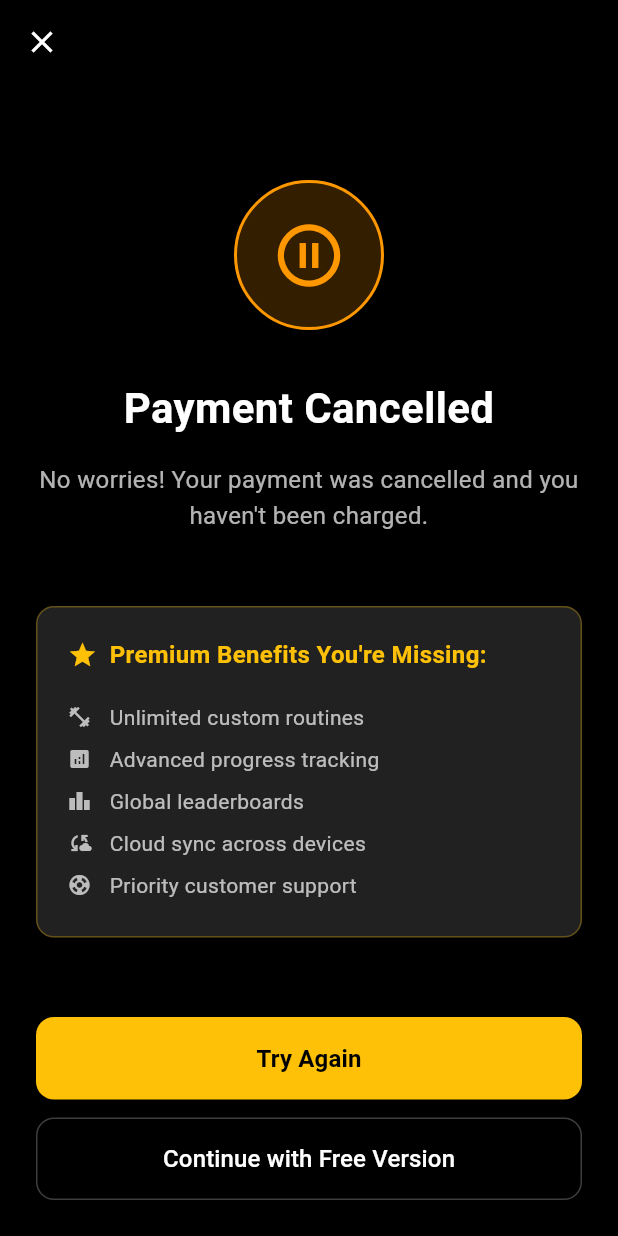
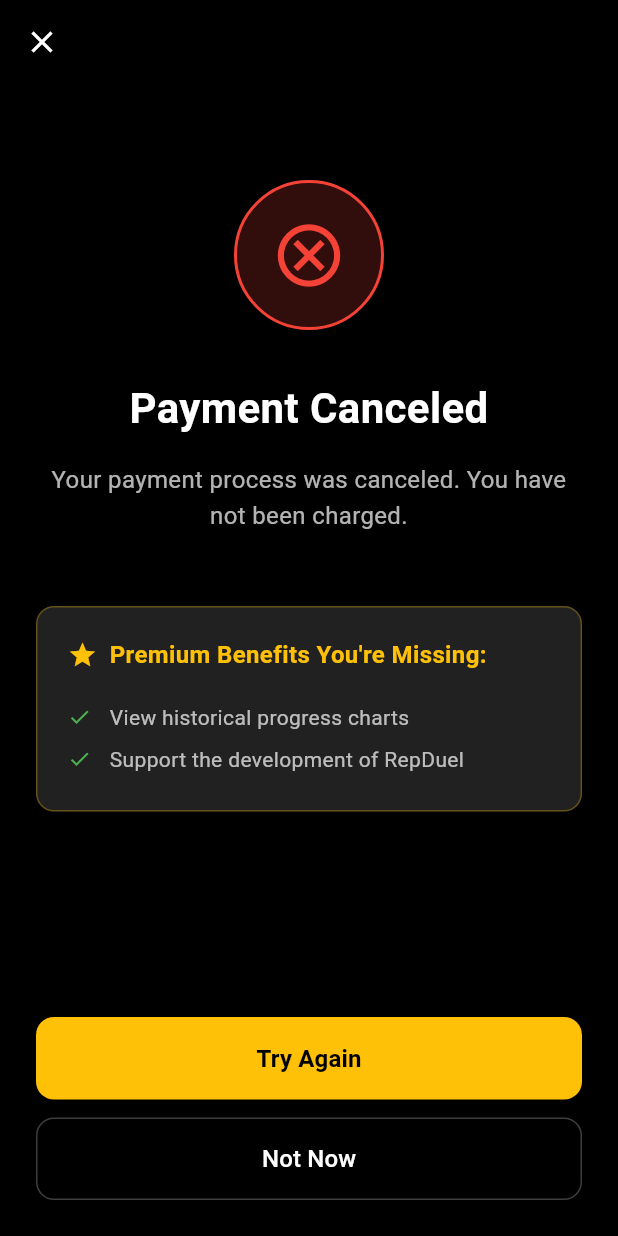
Before and after one commit to RepDuel/RepDuel, a Flutter app: the PaymentCancelScreen screen opened by its route, on a phone screen of 412 x 824 dp. Run offline on Flutter 3.47's test engine with Material 3 defaults, Android fonts, the phone set to English and light mode, and no system bars; our stand-ins replace dio, fl_chart, flutter_dotenv, flutter_riverpod, flutter_svg, go_router and 4 more; missing offline and left inert: flutter_stripe, purchases_flutter; accounts and stored records are empty; project files that could hold a hidden picture were left out.

Commit message:
refactor(routing): Standardize payment and subscription flow
Implements industry-standard navigation for the subscription and payment
process to resolve routing inconsistencies and user dead-ends.

- Centralizes payment routes (`/subscribe`, `/payment-success`,
  `/payment-cancel`) under a single top-level route group in `app_router.dart`
  for consistent URL paths.

- Modifies `stripe_provider.dart` to generate static, absolute redirect
  URLs for Stripe Checkout, preventing invalid redirect errors.

- Updates entry points (`settings_screen.dart`, `paywall_lock.dart` usage)
  to use `context.push()` to enter the subscription flow modally,
  preserving navigation history.

- Refactors exit points (`payment_success_screen.dart`,
  `payment_cancel_screen.dart`) to use `context.go()` for a clean
  and predictable exit, clearing the payment flow from the stack.

```diff
--- a/frontend/lib/features/premium/screens/payment_cancel_screen.dart
+++ b/frontend/lib/features/premium/screens/payment_cancel_screen.dart
@@ -1,25 +1,20 @@
-// frontend/lib/features/premium/screens/payment_cancel_screen.dart
-
 import 'package:flutter/material.dart';
-import 'package:flutter_riverpod/flutter_riverpod.dart';
 import 'package:go_router/go_router.dart';
 
-class PaymentCancelScreen extends ConsumerWidget {
+class PaymentCancelScreen extends StatelessWidget {
   const PaymentCancelScreen({super.key});
 
   @override
-  Widget build(BuildContext context, WidgetRef ref) {
-    Color withOpacity(Color color, double opacity) =>
-        color.withAlpha((opacity * 255).round());
-
+  Widget build(BuildContext context) {
     return Scaffold(
       backgroundColor: Colors.black,
       appBar: AppBar(
         backgroundColor: Colors.transparent,
         elevation: 0,
+        // The close button provides a clean exit from the payment flow.
         leading: IconButton(
           icon: const Icon(Icons.close, color: Colors.white),
-          onPressed: () => _navigateToSubscription(context),
+          onPressed: () => context.go('/profile'),
         ),
       ),
       body: SafeArea(
@@ -33,13 +28,13 @@ class PaymentCancelScreen extends ConsumerWidget {
                     mainAxisAlignment: MainAxisAlignment.center,
                     children: [
                       const SizedBox(height: 40),
-                      _buildCancelIcon(withOpacity),
+                      _buildCancelIcon(),
                       const SizedBox(height: 32),
                       _buildTitle(),
                       const SizedBox(height: 16),
                       _buildDescription(),
                       const SizedBox(height: 48),
-                      _buildBenefitsReminder(withOpacity),
+                      _buildBenefitsReminder(),
                       const SizedBox(height: 40),
                     ],
                   ),
@@ -53,21 +48,18 @@ class PaymentCancelScreen extends ConsumerWidget {
     );
   }
 
-  Widget _buildCancelIcon(Color Function(Color, double) withOpacity) {
+  Widget _buildCancelIcon() {
     return Container(
       width: 100,
       height: 100,
       decoration: BoxDecoration(
-        color: withOpacity(Colors.orange, 0.2),
+        color: Colors.red.withAlpha(51),
         shape: BoxShape.circle,
-        border: Border.all(
-          color: Colors.orange,
-          width: 2,
-        ),
+        border: Border.all(color: Colors.red, width: 2),
       ),
       child: const Icon(
-        Icons.pause_circle_outline,
-        color: Colors.orange,
+        Icons.cancel_outlined,
+        color: Colors.red,
         size: 50,
       ),
     );
@@ -75,91 +67,63 @@ class PaymentCancelScreen extends ConsumerWidget {
 
   Widget _buildTitle() {
     return const Text(
-      'Payment Cancelled',
+      'Payment Canceled',
       style: TextStyle(
-        color: Colors.white,
-        fontSize: 28,
-        fontWeight: FontWeight.bold,
-      ),
+          color: Colors.white, fontSize: 28, fontWeight: FontWeight.bold),
       textAlign: TextAlign.center,
     );
   }
 
   Widget _buildDescription() {
     return const Text(
-      'No worries! Your payment was cancelled and you haven\'t been charged.',
-      style: TextStyle(
-        color: Colors.white70,
-        fontSize: 16,
-        height: 1.5,
-      ),
+      'Your payment process was canceled. You have not been charged.',
+      style: TextStyle(color: Colors.white70, fontSize: 16, height: 1.5),
       textAlign: TextAlign.center,
     );
   }
 
-  Widget _buildBenefitsReminder(Color Function(Color, double) withOpacity) {
+  Widget _buildBenefitsReminder() {
     return Container(
       padding: const EdgeInsets.all(20),
       decoration: BoxDecoration(
         color: Colors.grey[900],
         borderRadius: BorderRadius.circular(12),
-        border: Border.all(
-          color: withOpacity(Colors.amber, 0.3),
-          width: 1,
-        ),
+        border: Border.all(color: Colors.amber.withAlpha(77), width: 1),
       ),
       child: Column(
         crossAxisAlignment: CrossAxisAlignment.start,
         children: [
-          Row(
+          const Row(
             children: [
-              const Icon(
-                Icons.star,
-                color: Colors.amber,
-                size: 20,
-              ),
-              const SizedBox(width: 8),
-              const Text(
+              Icon(Icons.star, color: Colors.amber, size: 20),
+              SizedBox(width: 8),
+              Text(
                 'Premium Benefits You\'re Missing:',
                 style: TextStyle(
-                  color: Colors.amber,
-                  fontSize: 16,
-                  fontWeight: FontWeight.w600,
-                ),
+                    color: Colors.amber,
+                    fontSize: 16,
+                    fontWeight: FontWeight.w600),
               ),
             ],
           ),
           const SizedBox(height: 16),
-          _buildBenefitItem(Icons.fitness_center, 'Unlimited custom routines'),
-          _buildBenefitItem(Icons.analytics, 'Advanced progress tracking'),
-          _buildBenefitItem(Icons.leaderboard, 'Global leaderboards'),
-          _buildBenefitItem(Icons.cloud_sync, 'Cloud sync across devices'),
-          _buildBenefitItem(Icons.support, 'Priority customer support'),
+          _buildBenefitItem('View historical progress charts'),
+          _buildBenefitItem('Support the development of RepDuel'),
         ],
       ),
     );
   }
 
-  Widget _buildBenefitItem(IconData icon, String text) {
+  Widget _buildBenefitItem(String text) {
     return Padding(
       padding: const EdgeInsets.symmetric(vertical: 4),
       child: Row(
         children: [
-          Icon(
-            icon,
-            color: Colors.white70,
-            size: 16,
-          ),
+          const Icon(Icons.check, color: Colors.green, size: 16),
           const SizedBox(width: 12),
           Expanded(
-            child: Text(
-              text,
-              style: const TextStyle(
-                color: Colors.white70,
-                fontSize: 14,
-              ),
-            ),
-          ),
+              child: Text(text,
+                  style: const TextStyle(color: Colors.white70, fontSize: 14))),
         ],
       ),
     );
@@ -170,52 +134,36 @@ class PaymentCancelScreen extends ConsumerWidget {
       crossAxisAlignment: CrossAxisAlignment.stretch,
       children: [
         ElevatedButton(
-          onPressed: () => _navigateToSubscription(context),
+          // --- THIS IS THE FIX ---
+          // Use context.go() to navigate to a known, safe state. This is robust
+          // and works correctly even after a full-page web redirect.
+          onPressed: () => context.go('/subscribe'),
+          // --- END OF FIX ---
           style: ElevatedButton.styleFrom(
             backgroundColor: Colors.amber,
             foregroundColor: Colors.black,
             padding: const EdgeInsets.symmetric(vertical: 16),
-            shape: RoundedRectangleBorder(
-              borderRadius: BorderRadius.circular(12),
-            ),
-            elevation: 0,
+            shape:
+                RoundedRectangleBorder(borderRadius: BorderRadius.circular(12)),
           ),
-          child: const Text(
-            'Try Again',
-            style: TextStyle(
-              fontSize: 16,
-              fontWeight: FontWeight.w600,
-            ),
-          ),
+          child: const Text('Try Again',
+              style: TextStyle(fontSize: 16, fontWeight: FontWeight.w600)),
         ),
         const SizedBox(height: 12),
         OutlinedButton(
-          onPressed: () => _navigateToHome(context),
+          // This already correctly uses go() to provide a clean exit.
+          onPressed: () => context.go('/profile'),
           style: OutlinedButton.styleFrom(
             foregroundColor: Colors.white,
             side: const BorderSide(color: Colors.white24),
             padding: const EdgeInsets.symmetric(vertical: 16),
-            shape: RoundedRectangleBorder(
-              borderRadius: BorderRadius.circular(12),
-            ),
+            shape:
+                RoundedRectangleBorder(borderRadius: BorderRadius.circular(12)),
           ),
-          child: const Text(
-            'Continue with Free Version',
-            style: TextStyle(
-              fontSize: 16,
-              fontWeight: FontWeight.w500,
-            ),
-          ),
+          child: const Text('Not Now',
+              style: TextStyle(fontSize: 16, fontWeight: FontWeight.w500)),
         ),
       ],
     );
   }
-
-  void _navigateToSubscription(BuildContext context) {
-    context.go('/subscribe');
-  }
-
-  void _navigateToHome(BuildContext context) {
-    context.go('/profile');
-  }
 }
--- a/frontend/lib/features/premium/screens/payment_success_screen.dart
+++ b/frontend/lib/features/premium/screens/payment_success_screen.dart
@@ -1,6 +1,7 @@
 // frontend/lib/features/premium/screens/payment_success_screen.dart
 
 import 'dart:async';
+
 import 'package:flutter/material.dart';
 import 'package:flutter_riverpod/flutter_riverpod.dart';
 import 'package:go_router/go_router.dart';
@@ -22,16 +23,20 @@ class _PaymentSuccessScreenState extends ConsumerState<PaymentSuccessScreen> {
   @override
   void initState() {
     super.initState();
+    // Start polling for the subscription update after the first frame is rendered.
     WidgetsBinding.instance.addPostFrameCallback((_) {
       _pollForSubscriptionUpdate();
     });
   }
 
+  /// Periodically polls the backend to check if the subscription status has been
+  /// updated via the Stripe webhook.
   Future<void> _pollForSubscriptionUpdate() async {
-    const maxRetries = 10;
+    const maxRetries = 10; // Poll for up to 20 seconds
     const retryDelay = Duration(seconds: 2);
 
     for (int i = 0; i < maxRetries; i++) {
+      // Fetch the latest user data from the server.
       await ref.read(authProvider.notifier).refreshUserData();
 
       final user = ref.read(authProvider).valueOrNull?.user;
@@ -39,6 +44,7 @@ class _PaymentSuccessScreenState extends ConsumerState<PaymentSuccessScreen> {
         debugPrint("Subscription status confirmed on attempt ${i + 1}.");
 
         if (mounted) {
+          // Update the UI to show the success state.
           setState(() {
             _statusMessage = 'Upgrade complete!';
             _isSuccess = true;
@@ -52,19 +58,22 @@ class _PaymentSuccessScreenState extends ConsumerState<PaymentSuccessScreen> {
             ),
           );
 
+          // Wait briefly so the user sees the success message.
           await Future.delayed(const Duration(seconds: 2));
 
-          // The mounted check must happen *after* the await, immediately
-          // before using the BuildContext to satisfy the linter.
+          // Guard against navigation if the widget was disposed during the delay.
           if (!mounted) return;
+          // Use context.go() to cleanly exit the payment flow and reset the stack.
           context.go('/profile');
         }
-        return;
+        return; // Exit the loop on success.
       }
 
+      // Wait before the next retry.
       await Future.delayed(retryDelay);
     }
 
+    // Handle timeout case.
     if (mounted) {
       debugPrint("Timed out waiting for subscription update.");
       ScaffoldMessenger.of(context).showSnackBar(
@@ -74,7 +83,7 @@ class _PaymentSuccessScreenState extends ConsumerState<PaymentSuccessScreen> {
           duration: Duration(seconds: 5),
         ),
       );
-      // This context use is safe as there is no await before it.
+      // Still exit the flow cleanly. The update will appear on next app launch.
       context.go('/profile');
     }
   }
--- a/frontend/lib/widgets/paywall_lock.dart
+++ b/frontend/lib/widgets/paywall_lock.dart
@@ -17,7 +17,7 @@ class PaywallLock extends StatelessWidget {
       child: Container(
         padding: const EdgeInsets.all(16),
         decoration: BoxDecoration(
-            color: Colors.grey.withAlpha((0.1 * 255).round()),
+            color: Colors.grey.withAlpha(26),
             borderRadius: BorderRadius.circular(8),
             border: Border.all(color: Colors.white24)),
         child: Column(
```
Also changed, not shown: frontend/lib/core/providers/stripe_provider.dart (+36 -40 lines), frontend/lib/features/profile/screens/settings_screen.dart (+46 -64 lines), frontend/lib/router/app_router.dart (+93 -51 lines).
